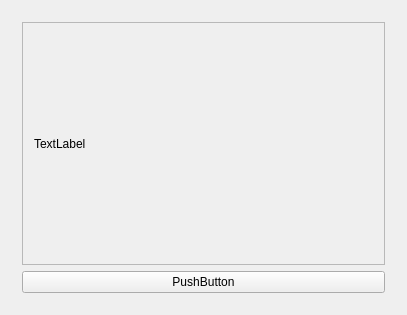
The window that widget.ui (Pchelovec/LevelCreatorReborn) describes before a commit, drawn with Qt 5.
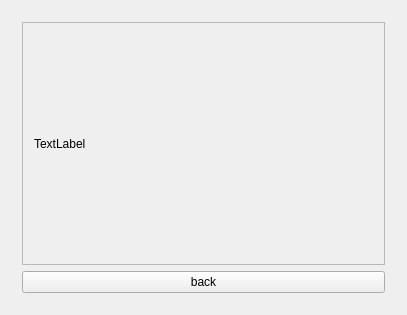
The same window after the commit. The open tabs and pages were chosen to show the change.

```diff
--- a/widget.ui
+++ b/widget.ui
@@ -112,7 +112,7 @@
        <item row="1" column="0">
         <widget class="QPushButton" name="pushButton_2">
          <property name="text">
-          <string>PushButton</string>
+          <string>back</string>
          </property>
         </widget>
        </item>
```
